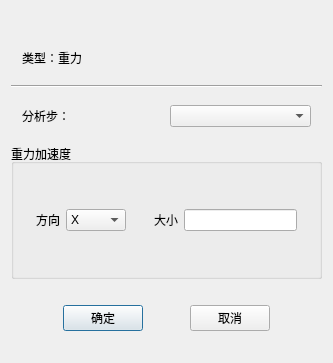
Old version of the form TW/Gravity.ui in the repository Shixuku/Tower-Visual.
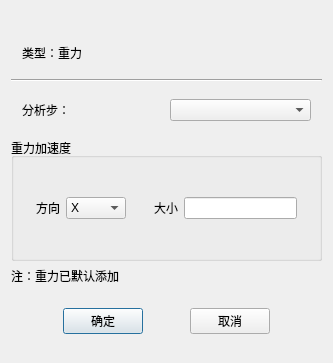
New version of the form.

Commit message: 1.把锦屏线路相关文件上传了 2.修改了一些界面窗口标题为中文 3.删掉了原来截面保存和读取的功能，只留了查看的功能 4.增加了一些注释，把塔腿象限图片添加进去了

Diff of the .ui file:
```diff
--- a/TW/Gravity.ui
+++ b/TW/Gravity.ui
@@ -13,7 +13,7 @@
   <property name="windowTitle">
    <string>重力</string>
   </property>
-  <layout class="QVBoxLayout" name="verticalLayout" stretch="1,1,0,2,1">
+  <layout class="QVBoxLayout" name="verticalLayout" stretch="1,1,0,2,0,1">
    <item>
     <widget class="QWidget" name="widget_3" native="true">
      <layout class="QVBoxLayout" name="verticalLayout_2">
@@ -120,6 +120,13 @@
      </layout>
     </widget>
    </item>
+   <item>
+    <widget class="QLabel" name="label_4">
+     <property name="text">
+      <string>注：重力已默认添加</string>
+     </property>
+    </widget>
+   </item>
    <item>
     <widget class="QWidget" name="widget_2" native="true">
      <layout class="QHBoxLayout" name="horizontalLayout_2">
```
The commit also changes 15 other files.
